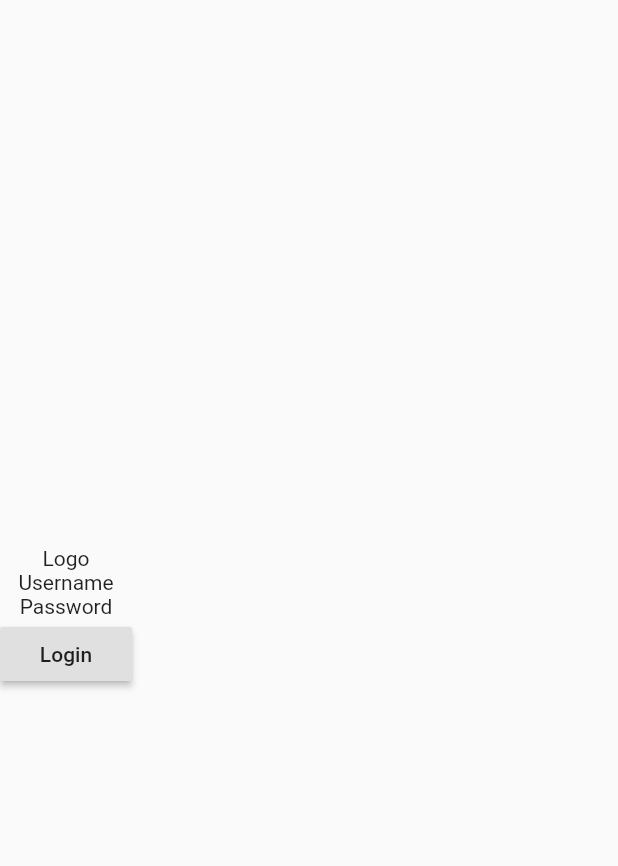
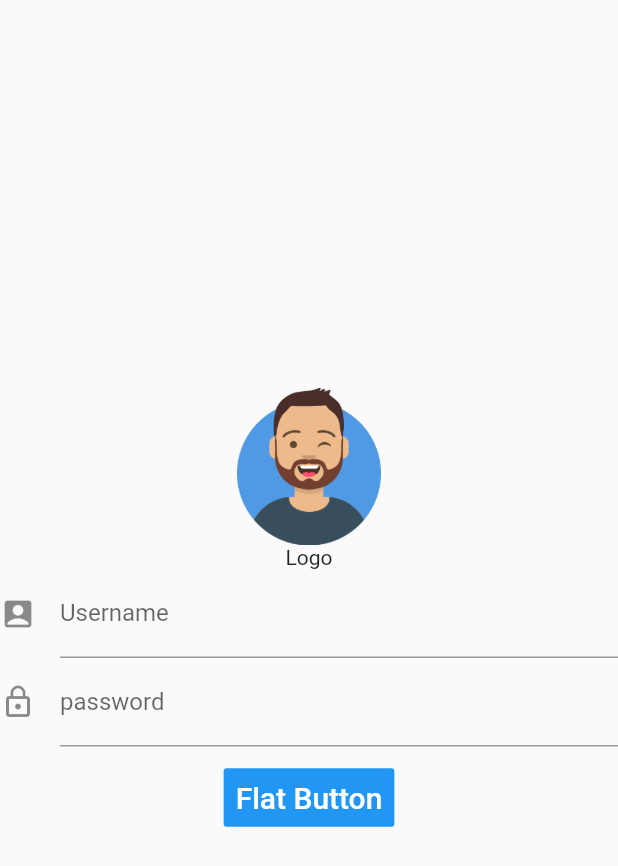
Before and after one commit to Naxalov/LoginPage, a Flutter app: the screen it shows after launch, on a phone screen of 412 x 824 dp. Shown: the top 866 px of the screen. Run offline on Flutter 3.47's test engine with Material 2 defaults, Android fonts, the phone set to English and light mode, and no system bars.

Commit message:
Login page

```diff
--- a/lib/main.dart
+++ b/lib/main.dart
@@ -20,18 +20,57 @@ class Login extends StatelessWidget {
   Widget build(BuildContext context) {
     return Container(
       child: SafeArea(
+        child: Center(
+
           child: Column(
+
             mainAxisAlignment: MainAxisAlignment.center,
             mainAxisSize: MainAxisSize.max,
             children: <Widget>[
+              Image.asset(
+                'images/avatar.png',
+                scale: 5,
+              ),
               Text("Logo"),
-            Text("Username"),
-            Text("Password"),
-            RaisedButton(
-              child: Text("Login"),
-              onPressed: () {},
+
+              TextFormField(
+                decoration: const InputDecoration(
+                  icon: const Icon(Icons.account_box),
+                  hintText: 'Username',
+                  labelText: 'Username',
+                ),
+                keyboardType: TextInputType.emailAddress,
+              ),
+              TextFormField(
+                decoration: const InputDecoration(
+                  icon: const Icon(Icons.lock_outline),
+                  hintText: 'password',
+                  labelText: 'password',
+                ),
+                obscureText: true,
+                keyboardType: TextInputType.visiblePassword,
+              ),
+              Container(
+                margin: EdgeInsets.all(10),
+                child: FlatButton(
+                  color: Colors.blue,
+                  textColor: Colors.white,
+                  disabledColor: Colors.grey,
+                  disabledTextColor: Colors.black,
+
+                  padding: EdgeInsets.all(8.0),
+                  splashColor: Colors.blueAccent,
+                  onPressed: () {
+                    /*...*/
+                  },
+                  child: Text(
+                    "Flat Button",
+                    style: TextStyle(fontSize: 20.0),
+                  ),
+                ),
               )
             ],
+          ),
         ),
       ),
     );
--- a/pubspec.yaml
+++ b/pubspec.yaml
@@ -41,9 +41,8 @@ flutter:
   uses-material-design: true
 
   # To add assets to your application, add an assets section, like this:
-  # assets:
-  #  - images/a_dot_burr.jpeg
-  #  - images/a_dot_ham.jpeg
+  assets:
+    - images/
 
   # An image asset can refer to one or more resolution-specific "variants", see
   # https://flutter.dev/assets-and-images/#resolution-aware.
```
Also changed, not shown: images/avatar.png (added). Lines whose indentation alone changed are shown as unchanged.
